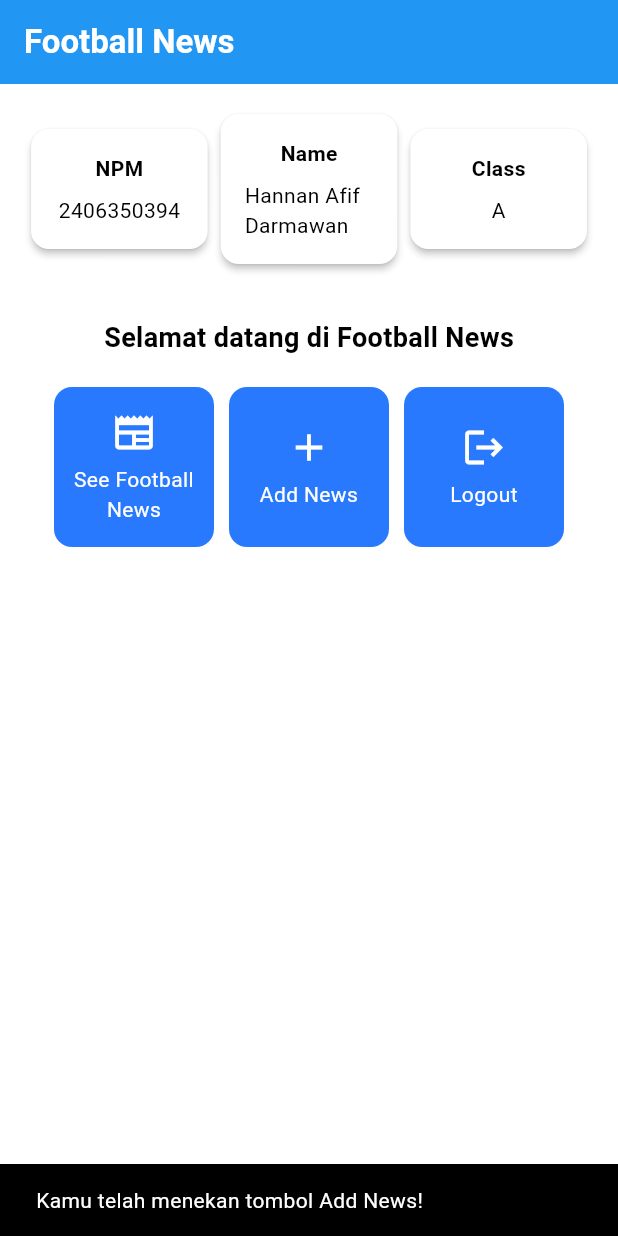
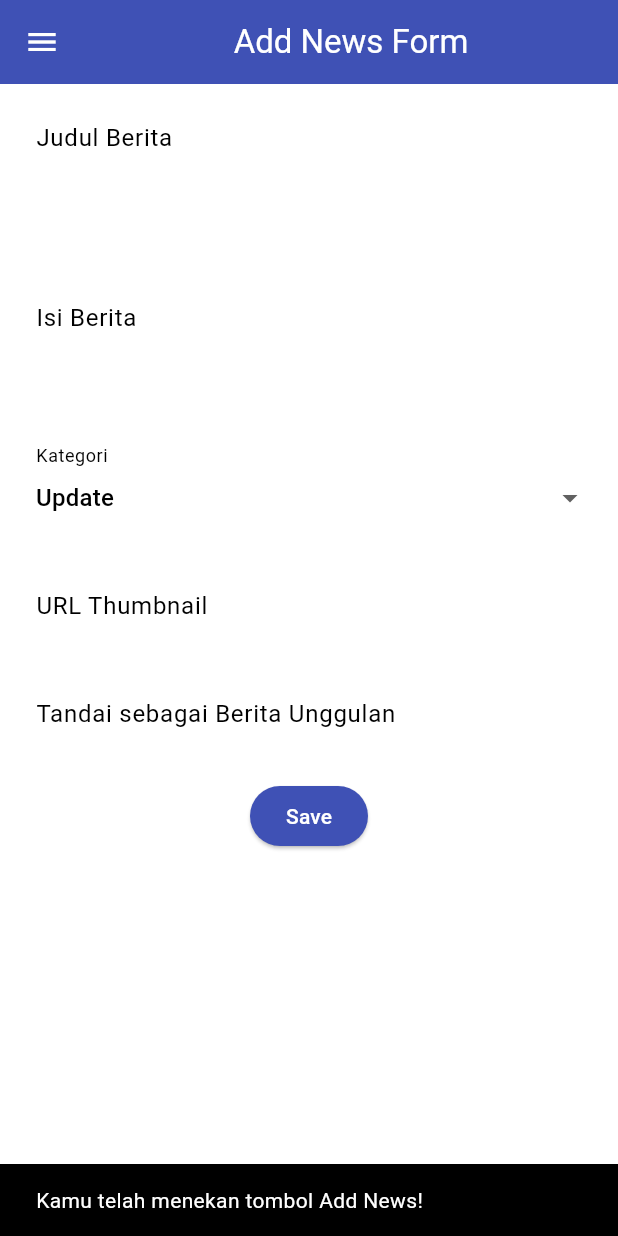
Before and after one commit to Hannan-Afif/football-news-mobile, a Flutter app: the screen it shows after launch, after a tap on "Add News", on a phone screen of 412 x 824 dp. Run offline on Flutter 3.47's test engine with Material 3 defaults, Android fonts, the phone set to English and light mode, and no system bars.

Commit message:
Tutorial 7

```diff
--- a/lib/main.dart
+++ b/lib/main.dart
@@ -1,5 +1,6 @@
 import 'package:flutter/material.dart';
-import 'package:football_news/menu.dart';
+import 'package:football_news/screens/menu.dart';
+import 'package:football_news/widgets/left_drawer.dart';
 
 void main() {
   runApp(const MyApp());
--- a/lib/menu.dart
+++ b/lib/screens/menu.dart
@@ -1,4 +1,6 @@
 import 'package:flutter/material.dart';
+import 'package:football_news/widgets/left_drawer.dart';
+import 'package:football_news/screens/newslist_form.dart';
 
 class MyHomePage extends StatelessWidget {
   MyHomePage({super.key}); // Perlu parameter tambahan ?
@@ -27,6 +29,7 @@ class MyHomePage extends StatelessWidget {
         // Warna latar belakang AppBar diambil dari skema warna tema aplikasi.
         backgroundColor: Theme.of(context).colorScheme.primary,
       ),
+      drawer: LeftDrawer(),
       // Body halaman dengan padding di sekelilingnya.
       body: Padding(
         padding: const EdgeInsets.all(16.0),
@@ -155,6 +158,14 @@ class ItemCard extends StatelessWidget {
                 content: Text("Kamu telah menekan tombol ${item.name}!"),
               ),
             );
+
+          // Navigate ke route yang sesuai (tergantung jenis tombol)
+          if (item.name == "Add News") {
+            Navigator.push(
+              context,
+              MaterialPageRoute(builder: (context) => const NewsFormPage()),
+            );
+          }
         },
         // Container untuk menyimpan Icon dan Text
         child: Container(
--- /dev/null
+++ b/lib/screens/newslist_form.dart
@@ -0,0 +1,212 @@
+import 'package:flutter/material.dart';
+import 'package:football_news/widgets/left_drawer.dart';
+
+class NewsFormPage extends StatefulWidget {
+  const NewsFormPage({super.key});
+
+  @override
+  State<NewsFormPage> createState() => _NewsFormPageState();
+}
+
+class _NewsFormPageState extends State<NewsFormPage> {
+  final _formKey = GlobalKey<FormState>();
+  String _title = "";
+  String _content = "";
+  String _category = "update"; // default
+  String _thumbnail = "";
+  bool _isFeatured = false; // default
+
+  final List<String> _categories = [
+    'transfer',
+    'update',
+    'exclusive',
+    'match',
+    'rumor',
+    'analysis',
+  ];
+
+  @override
+  Widget build(BuildContext context) {
+    return Scaffold(
+      appBar: AppBar(
+        title: const Center(child: Text('Add News Form')),
+        backgroundColor: Colors.indigo,
+        foregroundColor: Colors.white,
+      ),
+      drawer: LeftDrawer(),
+      body: Form(
+        key: _formKey,
+        child: SingleChildScrollView(
+          child: Column(
+            crossAxisAlignment: CrossAxisAlignment.start,
+            children: [
+              // === Title ===
+              Padding(
+                padding: const EdgeInsets.all(8.0),
+                child: TextFormField(
+                  decoration: InputDecoration(
+                    hintText: "Judul Berita",
+                    labelText: "Judul Berita",
+                    border: OutlineInputBorder(
+                      borderRadius: BorderRadius.circular(5.0),
+                    ),
+                  ),
+                  onChanged: (String? value) {
+                    setState(() {
+                      _title = value!;
+                    });
+                  },
+                  validator: (String? value) {
+                    if (value == null || value.isEmpty) {
+                      return "Judul tidak boleh kosong!";
+                    }
+                    return null;
+                  },
+                ),
+              ),
+              // === Content ===
+              Padding(
+                padding: const EdgeInsets.all(8.0),
+                child: TextFormField(
+                  maxLines: 5,
+                  decoration: InputDecoration(
+                    hintText: "Isi Berita",
+                    labelText: "Isi Berita",
+                    border: OutlineInputBorder(
+                      borderRadius: BorderRadius.circular(5.0),
+                    ),
+                  ),
+                  onChanged: (String? value) {
+                    setState(() {
+                      _content = value!;
+                    });
+                  },
+                  validator: (String? value) {
+                    if (value == null || value.isEmpty) {
+                      return "Isi berita tidak boleh kosong!";
+                    }
+                    return null;
+                  },
+                ),
+              ),
+
+              // === Category ===
+              Padding(
+                padding: const EdgeInsets.all(8.0),
+                child: DropdownButtonFormField<String>(
+                  decoration: InputDecoration(
+                    labelText: "Kategori",
+                    border: OutlineInputBorder(
+                      borderRadius: BorderRadius.circular(5.0),
+                    ),
+                  ),
+                  value: _category,
+                  items:
+                      _categories
+                          .map(
+                            (cat) => DropdownMenuItem(
+                              value: cat,
+                              child: Text(
+                                cat[0].toUpperCase() + cat.substring(1),
+                              ),
+                            ),
+                          )
+                          .toList(),
+                  onChanged: (String? newValue) {
+                    setState(() {
+                      _category = newValue!;
+                    });
+                  },
+                ),
+              ),
+
+              // === Thumbnail URL ===
+              Padding(
+                padding: const EdgeInsets.all(8.0),
+                child: TextFormField(
+                  decoration: InputDecoration(
+                    hintText: "URL Thumbnail (opsional)",
+                    labelText: "URL Thumbnail",
+                    border: OutlineInputBorder(
+                      borderRadius: BorderRadius.circular(5.0),
+                    ),
+                  ),
+                  onChanged: (String? value) {
+                    setState(() {
+                      _thumbnail = value!;
+                    });
+                  },
+                ),
+              ),
+
+              // === Is Featured ===
+              Padding(
+                padding: const EdgeInsets.all(8.0),
+                child: SwitchListTile(
+                  title: const Text("Tandai sebagai Berita Unggulan"),
+                  value: _isFeatured,
+                  onChanged: (bool value) {
+                    setState(() {
+                      _isFeatured = value;
+                    });
+                  },
+                ),
+              ),
+              // === Tombol Simpan ===
+              Align(
+                alignment: Alignment.bottomCenter,
+                child: Padding(
+                  padding: const EdgeInsets.all(8.0),
+                  child: ElevatedButton(
+                    style: ButtonStyle(
+                      backgroundColor: MaterialStateProperty.all(Colors.indigo),
+                    ),
+                    onPressed: () {
+                      if (_formKey.currentState!.validate()) {
+                        showDialog(
+                          context: context,
+                          builder: (context) {
+                            return AlertDialog(
+                              title: const Text('Produk berhasil tersimpan'),
+                              content: SingleChildScrollView(
+                                child: Column(
+                                  crossAxisAlignment: CrossAxisAlignment.start,
+                                  children: [
+                                    Text('Judul: $_title'),
+                                    Text('Isi: $_content'),
+                                    Text('Kategori: $_category'),
+                                    Text('Thumbnail: $_thumbnail'),
+                                    Text(
+                                      'Unggulan: ${_isFeatured ? "Ya" : "Tidak"}',
+                                    ),
+                                  ],
+                                ),
+                              ),
+                              actions: [
+                                TextButton(
+                                  child: const Text('OK'),
+                                  onPressed: () {
+                                    Navigator.pop(context);
+                                    _formKey.currentState!.reset();
+                                  },
+                                ),
+                              ],
+                            );
+                          },
+                        );
+                      }
+                    },
+                    child: const Text(
+                      "Save",
+                      style: TextStyle(color: Colors.white),
+                    ),
+                  ),
+                ),
+              ),
+            ],
+          ),
+        ),
+      ),
+    );
+  }
+}
--- /dev/null
+++ b/lib/widgets/left_drawer.dart
@@ -0,0 +1,68 @@
+import 'package:flutter/material.dart';
+import 'package:football_news/screens/menu.dart';
+import 'package:football_news/screens/newslist_form.dart';
+
+class LeftDrawer extends StatelessWidget {
+  const LeftDrawer({super.key});
+
+  @override
+  Widget build(BuildContext context) {
+    return Drawer(
+      child: ListView(
+        children: [
+          const DrawerHeader(
+            decoration: BoxDecoration(color: Colors.blue),
+            child: Column(
+              children: [
+                Text(
+                  'Football News',
+                  textAlign: TextAlign.center,
+                  style: TextStyle(
+                    fontSize: 30,
+                    fontWeight: FontWeight.bold,
+                    color: Colors.white,
+                  ),
+                ),
+                Padding(padding: EdgeInsets.all(10)),
+                Text(
+                  "Seluruh berita sepak bola terkini di sini!",
+                  textAlign: TextAlign.center,
+                  style: TextStyle(
+                    fontSize: 15,
+                    color: Colors.white,
+                    fontWeight: FontWeight.normal,
+                  ),
+                ),
+              ],
+            ),
+          ),
+          ListTile(
+            leading: const Icon(Icons.home_outlined),
+            title: const Text('Home'),
+            // Bagian redirection ke MyHomePage
+            onTap: () {
+              Navigator.pushReplacement(
+                context,
+                MaterialPageRoute(builder: (context) => MyHomePage()),
+              );
+            },
+          ),
+          ListTile(
+            leading: const Icon(Icons.post_add),
+            title: const Text('Add News'),
+            // Bagian redirection ke NewsFormPage
+            onTap: () {
+              Navigator.pushReplacement(
+                context,
+                MaterialPageRoute(builder: (context) => const NewsFormPage()),
+              );
+              /*
+    setelah halaman NewsFormPage sudah dibuat.
+    */
+            },
+          ),
+        ],
+      ),
+    );
+  }
+}
```
Also changed, not shown: lib/widgets/news_card.dart (added).
